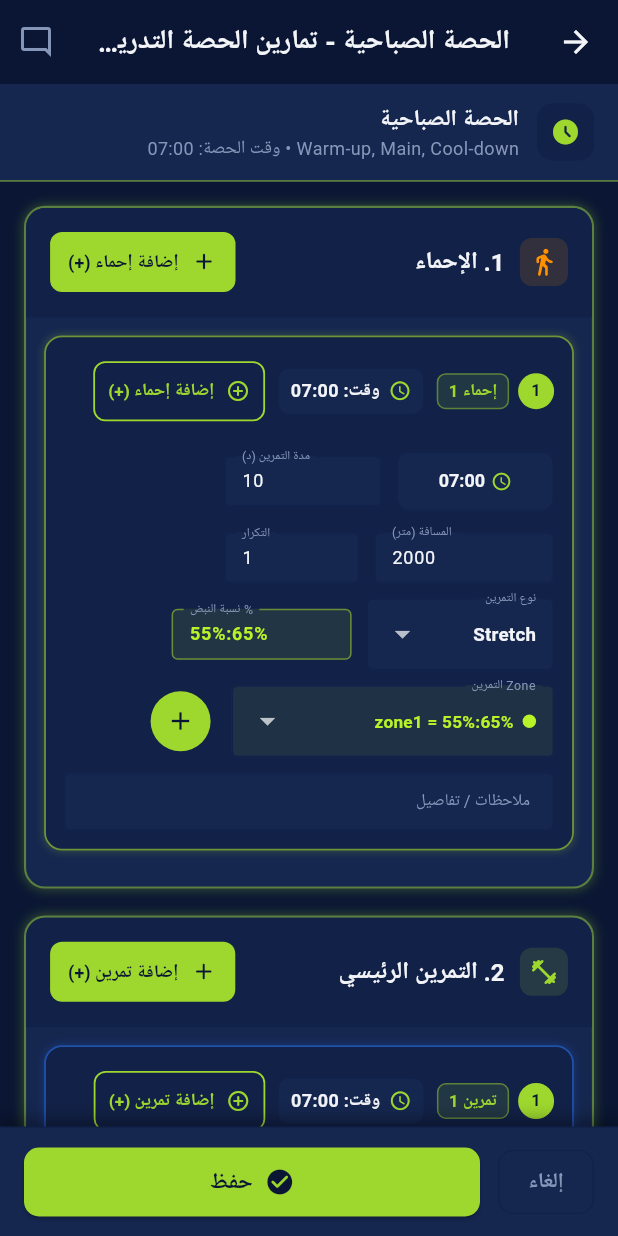
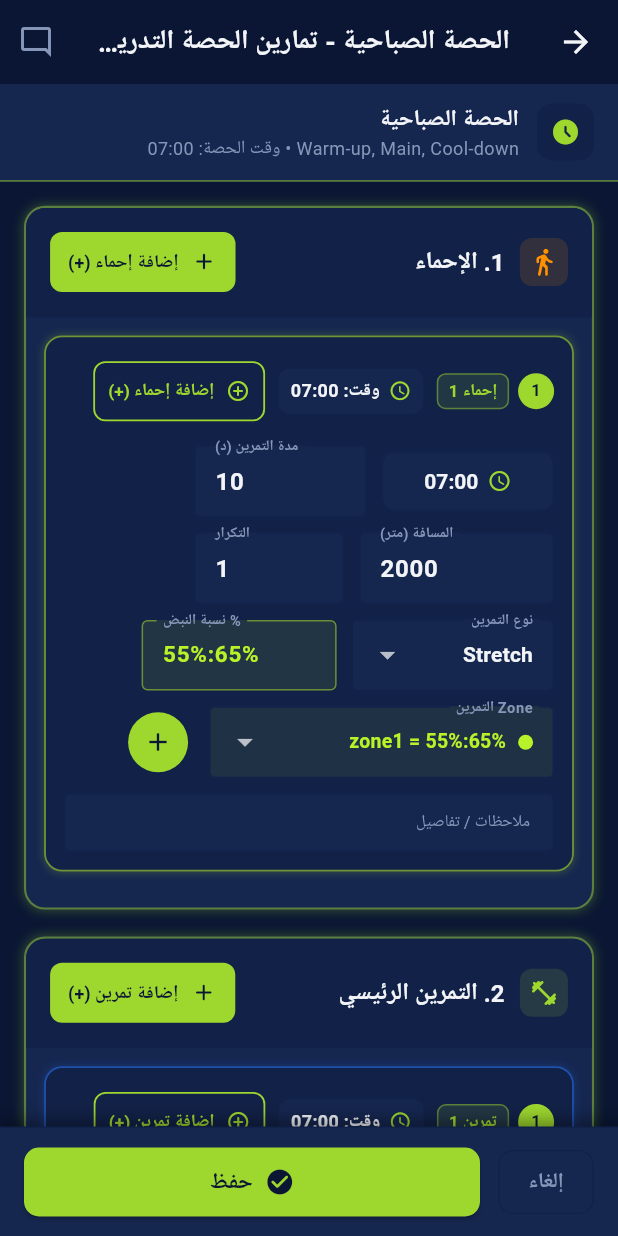
Before and after one commit to mabdelhalimdawod-ux/ironman, a Flutter app: the DaySessionsPage screen opened directly with empty values, after a tap on "دخول", on a phone screen of 412 x 824 dp. Run offline on Flutter 3.47's test engine with Material 3 defaults, Android fonts, the phone set to English and light mode, and no system bars; our stand-ins replace fl_chart, shared_preferences, sqflite, sqflite_common_ffi; accounts and stored records are empty; Roboto replaces fonts that are missing (Poppins).

Commit message:
feat(ui): enlarge input/output boxes, digits, and labels for athlete readability

```diff
--- a/lib/engine_rowing_ui.dart
+++ b/lib/engine_rowing_ui.dart
@@ -211,8 +211,15 @@ class EngineRowingUI {
         inputDecorationTheme: InputDecorationTheme(
           filled: true,
           fillColor: cardFill,
-          labelStyle: const TextStyle(color: labelSlate, fontWeight: FontWeight.w500),
-          hintStyle: const TextStyle(color: captionGrey),
+          labelStyle: const TextStyle(
+            color: labelSlate,
+            fontWeight: FontWeight.bold,
+            fontSize: 16,
+          ),
+          hintStyle: const TextStyle(
+            color: captionGrey,
+            fontSize: 14,
+          ),
           contentPadding: const EdgeInsets.symmetric(horizontal: 20, vertical: 18),
           enabledBorder: OutlineInputBorder(
             borderRadius: BorderRadius.circular(14),
@@ -250,8 +257,8 @@ class EngineRowingUI {
 
   static TextStyle cardHeaderLabel(BuildContext context) => TextStyle(
         fontFamily: fontFamily,
-        fontSize: RowingResponsive.sp(context, 16),
-        fontWeight: FontWeight.w500,
+        fontSize: RowingResponsive.sp(context, 17.5),
+        fontWeight: FontWeight.w700,
         color: labelSlate,
         letterSpacing: 0.4,
       );
@@ -285,16 +292,16 @@ class EngineRowingUI {
 
   static TextStyle progressLabel(BuildContext context) => TextStyle(
         fontFamily: fontFamily,
-        fontSize: RowingResponsive.sp(context, 15),
-        fontWeight: FontWeight.w500,
+        fontSize: RowingResponsive.sp(context, 16.5),
+        fontWeight: FontWeight.w600,
         color: labelSlate,
         letterSpacing: 0.5,
       );
 
   static TextStyle progressValue(BuildContext context) => TextStyle(
         fontFamily: fontFamily,
-        fontSize: RowingResponsive.sp(context, 17),
-        fontWeight: FontWeight.w600,
+        fontSize: RowingResponsive.sp(context, 19),
+        fontWeight: FontWeight.w700,
         color: textWhite,
         fontFeatures: const [FontFeature.tabularFigures()],
       );
@@ -479,7 +486,7 @@ class RowingMetricCard extends StatelessWidget {
   @override
   Widget build(BuildContext context) {
     final padH = RowingResponsive.dp(context, 22);
-    final padV = RowingResponsive.dp(context, 20);
+    final padV = RowingResponsive.dp(context, 22);
     final radius = RowingResponsive.dp(context, 14);
     final cleanValue = RowingNumberFormatter.toEnglishDigits(value);
     final cleanUnit = RowingNumberFormatter.toEnglishDigits(unit);
@@ -611,7 +618,7 @@ class RowingNumericInputField extends StatelessWidget {
         Container(
           padding: EdgeInsets.symmetric(
             horizontal: RowingResponsive.dp(context, 22),
-            vertical: RowingResponsive.dp(context, 16),
+            vertical: RowingResponsive.dp(context, 20),
           ),
           decoration: BoxDecoration(
             color: EngineRowingUI.cardFill,
@@ -748,8 +755,8 @@ class RowingEquationBox extends StatelessWidget {
     return Container(
       width: double.infinity,
       padding: EdgeInsets.symmetric(
-        vertical: RowingResponsive.dp(context, 18),
-        horizontal: RowingResponsive.dp(context, 16),
+        vertical: RowingResponsive.dp(context, 22),
+        horizontal: RowingResponsive.dp(context, 18),
       ),
       decoration: BoxDecoration(
         color: EngineRowingUI.equationCardFill,
@@ -768,20 +775,20 @@ class RowingEquationBox extends StatelessWidget {
                 title.toUpperCase(),
                 style: TextStyle(
                   fontFamily: EngineRowingUI.fontFamily,
-                  fontSize: RowingResponsive.sp(context, 23),
+                  fontSize: RowingResponsive.sp(context, 26),
                   fontWeight: FontWeight.w800,
                   color: activeColor,
                   letterSpacing: 0.6,
                 ),
               ),
             ),
-            SizedBox(height: RowingResponsive.dp(context, 2)),
+            SizedBox(height: RowingResponsive.dp(context, 4)),
             Text(
               RowingNumberFormatter.toEnglishDigits(unit),
               style: TextStyle(
                 fontFamily: EngineRowingUI.fontFamily,
-                fontSize: RowingResponsive.sp(context, 15),
-                fontWeight: FontWeight.w400,
+                fontSize: RowingResponsive.sp(context, 17),
+                fontWeight: FontWeight.w500,
                 color: EngineRowingUI.labelSlate,
               ),
             ),
@@ -1132,7 +1139,7 @@ class RowingAdaptiveZoneBoxes extends StatelessWidget {
     final durationStr = isZero ? '-' : _formatSecs(secs);
 
     return Container(
-      padding: const EdgeInsets.symmetric(horizontal: 6, vertical: 8),
+      padding: const EdgeInsets.symmetric(horizontal: 6, vertical: 9),
       decoration: neonGlowBoxDecoration(
         fillColor: isZero
             ? EngineRowingUI.equationCardFill.withAlpha(160)
@@ -1163,7 +1170,7 @@ class RowingAdaptiveZoneBoxes extends StatelessWidget {
               softWrap: false,
               style: TextStyle(
                 fontFamily: EngineRowingUI.fontFamily,
-                fontSize: 12,
+                fontSize: 13,
                 fontWeight: FontWeight.w800,
                 color: isZero ? EngineRowingUI.captionGrey : color,
                 letterSpacing: 0.5,
@@ -1179,7 +1186,7 @@ class RowingAdaptiveZoneBoxes extends StatelessWidget {
               softWrap: false,
               style: TextStyle(
                 fontFamily: EngineRowingUI.fontFamily,
-                fontSize: 11,
+                fontSize: 12.5,
                 fontWeight: FontWeight.bold,
                 fontFeatures: const [FontFeature.tabularFigures()],
                 color: isZero ? EngineRowingUI.captionGrey : EngineRowingUI.textWhite,
@@ -1195,8 +1202,8 @@ class RowingAdaptiveZoneBoxes extends StatelessWidget {
               softWrap: false,
               style: TextStyle(
                 fontFamily: EngineRowingUI.fontFamily,
-                fontSize: 9.5,
-                fontWeight: FontWeight.w600,
+                fontSize: 10.5,
+                fontWeight: FontWeight.w700,
                 color: isZero ? EngineRowingUI.captionGrey.withValues(alpha: 0.7) : color,
               ),
             ),
--- a/lib/session_workouts_page.dart
+++ b/lib/session_workouts_page.dart
@@ -233,7 +233,8 @@ class _SessionWorkoutsPageState extends State<SessionWorkoutsPage> {
             padding: const EdgeInsets.symmetric(horizontal: 16, vertical: 12),
             decoration: BoxDecoration(
               color: _cardFill,
-              border: Border(bottom: BorderSide(color: _gold.withAlpha(120), width: 1.2)),
+              border: Border(
+                  bottom: BorderSide(color: _gold.withAlpha(120), width: 1.2)),
             ),
             child: Row(
               children: [
@@ -730,11 +731,11 @@ class _WorkoutRowWidgetState extends State<_WorkoutRowWidget> {
             children: [
               // 1. زر ضبط وقت التمرين
               SizedBox(
-                width: 105,
+                width: 115,
                 child: OutlinedButton(
                   style: OutlinedButton.styleFrom(
                     padding:
-                        const EdgeInsets.symmetric(horizontal: 4, vertical: 10),
+                        const EdgeInsets.symmetric(horizontal: 6, vertical: 12),
                     side: const BorderSide(color: _gridLine),
                     backgroundColor: _cardFill,
                     shape: RoundedRectangleBorder(
@@ -746,8 +747,8 @@ class _WorkoutRowWidgetState extends State<_WorkoutRowWidget> {
                     mainAxisAlignment: MainAxisAlignment.center,
                     children: [
                       const Icon(Icons.schedule_rounded,
-                          size: 14, color: _gold),
-                      const SizedBox(width: 4),
+                          size: 16, color: _gold),
+                      const SizedBox(width: 6),
                       Flexible(
                         child: Directionality(
                           textDirection: TextDirection.ltr,
@@ -756,7 +757,7 @@ class _WorkoutRowWidgetState extends State<_WorkoutRowWidget> {
                                 widget.item.time),
                             overflow: TextOverflow.ellipsis,
                             style: const TextStyle(
-                                fontSize: 12,
+                                fontSize: 14,
                                 fontWeight: FontWeight.bold,
                                 fontFeatures: [FontFeature.tabularFigures()],
                                 color: EngineRowingUI.textWhite),
@@ -770,7 +771,7 @@ class _WorkoutRowWidgetState extends State<_WorkoutRowWidget> {
 
               // 2. خانة مدة زمن التمرين
               SizedBox(
-                width: 105,
+                width: 115,
                 child: Directionality(
                   textDirection: TextDirection.ltr,
                   child: TextFormField(
@@ -781,18 +782,21 @@ class _WorkoutRowWidgetState extends State<_WorkoutRowWidget> {
                       RowingNumberFormatter.englishDigitsInputFormatter,
                     ],
                     style: const TextStyle(
-                      fontSize: 12,
+                      fontSize: 16,
+                      fontWeight: FontWeight.bold,
                       color: EngineRowingUI.textWhite,
                       fontFeatures: [FontFeature.tabularFigures()],
                     ),
                     decoration: const InputDecoration(
                       labelText: 'مدة التمرين (د)',
                       labelStyle: TextStyle(
-                          fontSize: 11, color: EngineRowingUI.labelSlate),
+                          fontSize: 13,
+                          fontWeight: FontWeight.bold,
+                          color: EngineRowingUI.labelSlate),
                       filled: true,
                       fillColor: _cardFill,
                       contentPadding:
-                          EdgeInsets.symmetric(horizontal: 8, vertical: 8),
+                          EdgeInsets.symmetric(horizontal: 10, vertical: 12),
                       border: OutlineInputBorder(
                           borderSide: BorderSide(color: _gridLine)),
                       enabledBorder: OutlineInputBorder(
@@ -811,7 +815,7 @@ class _WorkoutRowWidgetState extends State<_WorkoutRowWidget> {
 
               // 3. خانة مسافة التمرين بالمتر
               SizedBox(
-                width: 120,
+                width: 130,
                 child: Directionality(
                   textDirection: TextDirection.ltr,
                   child: TextFormField(
@@ -822,18 +826,21 @@ class _WorkoutRowWidgetState extends State<_WorkoutRowWidget> {
                       RowingNumberFormatter.englishDigitsInputFormatter,
                     ],
                     style: const TextStyle(
-                      fontSize: 12,
+                      fontSize: 16,
+                      fontWeight: FontWeight.bold,
                       color: EngineRowingUI.textWhite,
                       fontFeatures: [FontFeature.tabularFigures()],
                     ),
                     decoration: const InputDecoration(
                       labelText: 'المسافة (متر)',
                       labelStyle: TextStyle(
-                          fontSize: 11, color: EngineRowingUI.labelSlate),
+                          fontSize: 13,
+                          fontWeight: FontWeight.bold,
+                          color: EngineRowingUI.labelSlate),
                       filled: true,
                       fillColor: _cardFill,
                       contentPadding:
-                          EdgeInsets.symmetric(horizontal: 8, vertical: 8),
+                          EdgeInsets.symmetric(horizontal: 10, vertical: 12),
                       border: OutlineInputBorder(
                           borderSide: BorderSide(color: _gridLine)),
                       enabledBorder: OutlineInputBorder(
@@ -852,7 +859,7 @@ class _WorkoutRowWidgetState extends State<_WorkoutRowWidget> {
 
               // 4. خانة عدد تكرارات مدة زمن التمرين
               SizedBox(
-                width: 90,
+                width: 100,
                 child: Directionality(
                   textDirection: TextDirection.ltr,
                   child: TextFormField(
@@ -863,18 +870,21 @@ class _WorkoutRowWidgetState extends State<_WorkoutRowWidget> {
                       RowingNumberFormatter.englishDigitsInputFormatter,
                     ],
                     style: const TextStyle(
-                      fontSize: 12,
+                      fontSize: 16,
+                      fontWeight: FontWeight.bold,
                       color: EngineRowingUI.textWhite,
                       fontFeatures: [FontFeature.tabularFigures()],
                     ),
                     decoration: const InputDecoration(
                       labelText: 'التكرار',
                       labelStyle: TextStyle(
-                          fontSize: 11, color: EngineRowingUI.labelSlate),
+                          fontSize: 13,
+                          fontWeight: FontWeight.bold,
+                          color: EngineRowingUI.labelSlate),
                       filled: true,
                       fillColor: _cardFill,
                       contentPadding:
-                          EdgeInsets.symmetric(horizontal: 8, vertical: 8),
+                          EdgeInsets.symmetric(horizontal: 10, vertical: 12),
                       border: OutlineInputBorder(
                           borderSide: BorderSide(color: _gridLine)),
                       enabledBorder: OutlineInputBorder(
@@ -893,7 +903,7 @@ class _WorkoutRowWidgetState extends State<_WorkoutRowWidget> {
 
               // 5. خانة نوع التمرين (قائمة منسدلة: Stretch, Fitness, Mob, bike, Run, Erg, Row)
               SizedBox(
-                width: 125,
+                width: 135,
                 child: DropdownButtonFormField<String>(
                   isExpanded: true,
                   initialValue: kProgramWorkoutKinds.contains(widget.item.kind)
@@ -904,11 +914,13 @@ class _WorkoutRowWidgetState extends State<_WorkoutRowWidget> {
                   decoration: const InputDecoration(
                     labelText: 'نوع التمرين',
                     labelStyle: TextStyle(
-                        fontSize: 11, color: EngineRowingUI.labelSlate),
+                        fontSize: 13,
+                        fontWeight: FontWeight.bold,
+                        color: EngineRowingUI.labelSlate),
                     filled: true,
                     fillColor: _cardFill,
                     contentPadding:
-                        EdgeInsets.symmetric(horizontal: 8, vertical: 6),
+                        EdgeInsets.symmetric(horizontal: 10, vertical: 10),
                     border: OutlineInputBorder(
                         borderSide: BorderSide(color: _gridLine)),
                     enabledBorder: OutlineInputBorder(
@@ -922,8 +934,8 @@ class _WorkoutRowWidgetState extends State<_WorkoutRowWidget> {
                       child: Text(k,
                           overflow: TextOverflow.ellipsis,
                           style: const TextStyle(
-                              fontSize: 12.5,
-                              fontWeight: FontWeight.w600,
+                              fontSize: 14,
+                              fontWeight: FontWeight.bold,
                               color: EngineRowingUI.textWhite)),
                     );
                   }).toList(),
@@ -938,7 +950,7 @@ class _WorkoutRowWidgetState extends State<_WorkoutRowWidget> {
 
               // 6. خانة نسبة النبض للتمرين الرئيسي (تسقط تلقائياً فور اختيار الزون)
               SizedBox(
-                width: 120,
+                width: 130,
                 child: Directionality(
                   textDirection: TextDirection.ltr,
                   child: TextFormField(
@@ -948,7 +960,7 @@ class _WorkoutRowWidgetState extends State<_WorkoutRowWidget> {
                       RowingNumberFormatter.englishDigitsInputFormatter,
                     ],
                     style: TextStyle(
-                      fontSize: 12,
+                      fontSize: 15,
                       color: zoneColor,
                       fontWeight: FontWeight.bold,
                       fontFeatures: const [FontFeature.tabularFigures()],
@@ -956,12 +968,14 @@ class _WorkoutRowWidgetState extends State<_WorkoutRowWidget> {
                     decoration: InputDecoration(
                       labelText: 'نسبة النبض %',
                       labelStyle: const TextStyle(
-                          fontSize: 11, color: EngineRowingUI.labelSlate),
+                          fontSize: 13,
+                          fontWeight: FontWeight.bold,
+                          color: EngineRowingUI.labelSlate),
                       hintText: '55%:65%',
                       hintStyle: const TextStyle(
-                          fontSize: 10, color: EngineRowingUI.captionGrey),
+                          fontSize: 12, color: EngineRowingUI.captionGrey),
                       contentPadding: const EdgeInsets.symmetric(
-                          horizontal: 8, vertical: 8),
+                          horizontal: 10, vertical: 12),
                       border: OutlineInputBorder(
                           borderSide: BorderSide(color: zoneColor)),
                       enabledBorder: OutlineInputBorder(
@@ -984,7 +998,7 @@ class _WorkoutRowWidgetState extends State<_WorkoutRowWidget> {
 
               // 7. خانة zone التمرين الرئيسي (الزونات الـ 6 المحددة بالوصف)
               SizedBox(
-                width: 215,
+                width: 230,
                 child: DropdownButtonFormField<String>(
                   isExpanded: true,
                   initialValue: currentDetailedZone,
@@ -993,9 +1007,11 @@ class _WorkoutRowWidgetState extends State<_WorkoutRowWidget> {
                   decoration: InputDecoration(
                     labelText: 'Zone التمرين',
                     labelStyle: const TextStyle(
-                        fontSize: 11, color: EngineRowingUI.labelSlate),
-                    contentPadding:
-                        const EdgeInsets.symmetric(horizontal: 8, vertical: 6),
+                        fontSize: 13,
+                        fontWeight: FontWeight.bold,
+                        color: EngineRowingUI.labelSlate),
+                    contentPadding: const EdgeInsets.symmetric(
+                        horizontal: 10, vertical: 10),
                     border: OutlineInputBorder(
                         borderSide: BorderSide(color: _gridLine)),
                     enabledBorder: OutlineInputBorder(
@@ -1013,20 +1029,20 @@ class _WorkoutRowWidgetState extends State<_WorkoutRowWidget> {
                       child: Row(
                         children: [
                           Container(
-                            width: 9,
-                            height: 9,
+                            width: 10,
+                            height: 10,
                             decoration: BoxDecoration(
                               color: c,
                               shape: BoxShape.circle,
                             ),
                           ),
-                          const SizedBox(width: 6),
+                          const SizedBox(width: 8),
                           Expanded(
                             child: Text(
                               zd,
                               overflow: TextOverflow.ellipsis,
                               style: TextStyle(
-                                fontSize: 11.5,
+                                fontSize: 13,
                                 fontWeight: FontWeight.bold,
                                 color: c,
                               ),
```
Also changed, not shown: lib/athlete_day_entry_page.dart (+80 -65 lines), lib/player_entry_page.dart (+89 -55 lines), 1 other file.
